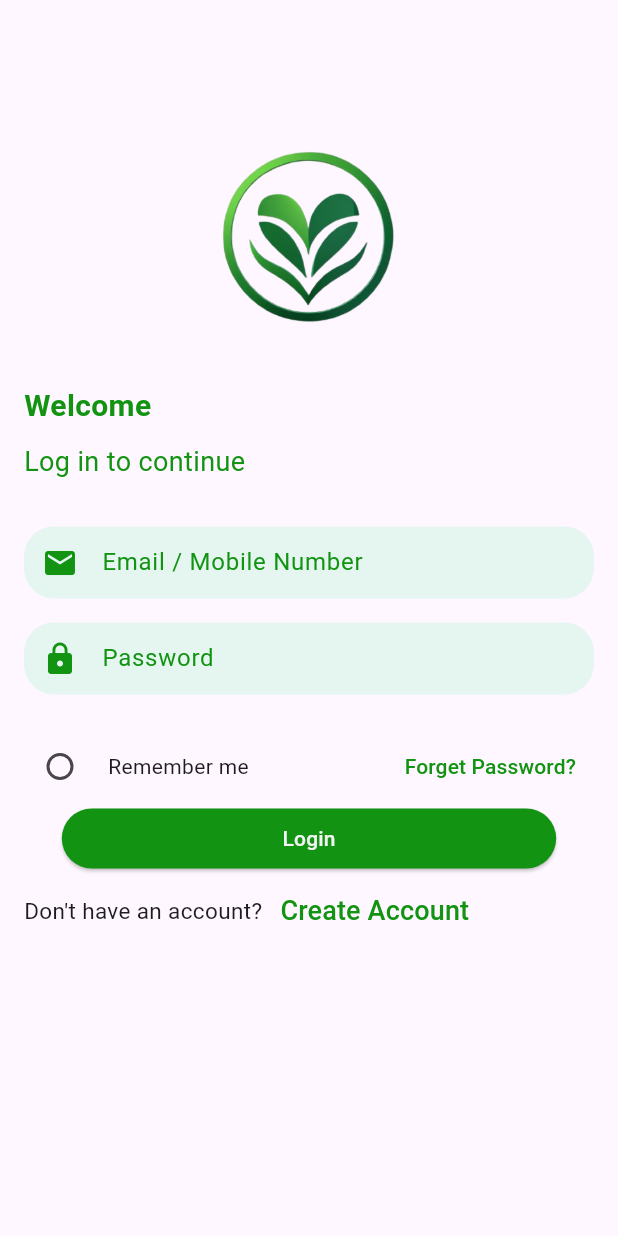
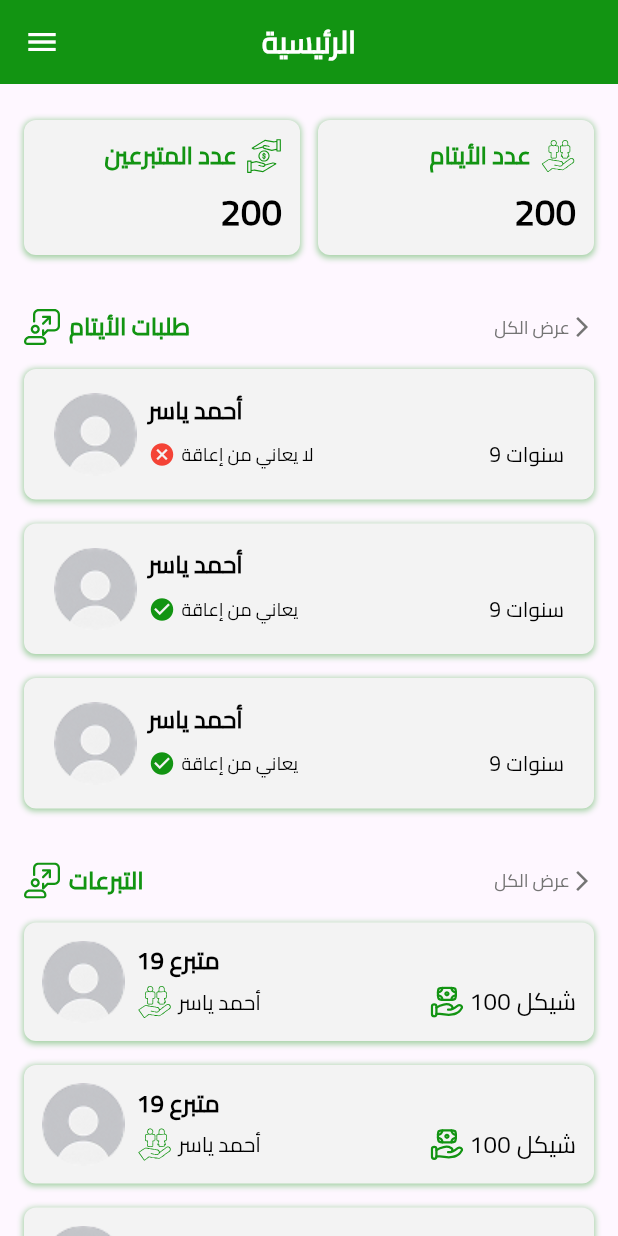
Before and after one commit to MohammedLaham/donationproject, a Flutter app: the screen it shows after launch, on a phone screen of 412 x 824 dp. Run offline on Flutter 3.47's test engine with Material 3 defaults, Android fonts, the light colour scheme and no system bars; our stand-ins replace dotted_border, flutter_otp_text_field, flutter_svg, image_picker.

Commit message:
admin main screen done✅

```diff
--- a/lib/core/color/constant.dart
+++ b/lib/core/color/constant.dart
@@ -4,3 +4,4 @@ const Color primaryColor = Color(0xFF129412);   // اللون الأخضر ال
 const Color secondaryColor = Color(0xFFF3F3F3); // لون فاتح يستخدم غالباً في الخلفيات أو الأزرار
 const Color grayColor = Color(0xFF434040); // لون فاتح يستخدم غالباً في الخلفيات أو الأزرار
 const Color blackColor = Color(0xFF000000); // لون فاتح يستخدم غالباً في الخلفيات أو الأزرار
+const Color lightGreyColor = Color(0xff747474); // لون فاتح يستخدم غالباً في الخلفيات أو الأزرار
--- /dev/null
+++ b/lib/core/font_weight_helper.dart
@@ -0,0 +1,12 @@
+import 'package:flutter/material.dart';
+
+class FontWeightHelper {
+  static const FontWeight thin = FontWeight.w100;
+  static const FontWeight extraLight = FontWeight.w200;
+  static const FontWeight light = FontWeight.w300;
+  static const FontWeight regular = FontWeight.w400;
+  static const FontWeight medium = FontWeight.w500;
+  static const FontWeight semiBold = FontWeight.w600;
+  static const FontWeight bold = FontWeight.w700;
+  static const FontWeight extraBold = FontWeight.w800;
+}
--- /dev/null
+++ b/lib/core/image_helper.dart
@@ -0,0 +1,20 @@
+import 'package:flutter/material.dart';
+import 'package:flutter_svg/flutter_svg.dart';
+
+mixin ImageHelper {
+  Widget AppSvgImage(String svgName,{
+     Color? color,
+     double? width,
+     double? height,
+     BoxFit fit = BoxFit.contain,
+
+  } ){
+    return SvgPicture.asset('assets/images/$svgName.svg',
+      colorFilter: color != null? ColorFilter.mode(color,BlendMode.srcIn):null,
+      width: width,
+      height: height,
+      fit: fit,
+
+    );
+  }
+}
--- /dev/null
+++ b/lib/core/style_helper.dart
@@ -0,0 +1,55 @@
+import 'package:flutter/material.dart';
+
+import 'color/constant.dart';
+import 'font_weight_helper.dart';
+
+class TextStyles {
+  static TextStyle font20WhiteBold = TextStyle(
+    fontSize: 20,
+    fontWeight: FontWeightHelper.bold,
+    color: Colors.white,
+    fontFamily: 'Cairo',
+  );
+  static TextStyle font12GreyRegular = TextStyle(
+    fontSize: 12,
+    fontWeight: FontWeightHelper.regular,
+    color: lightGreyColor,
+    fontFamily: 'Cairo',
+  );
+  static TextStyle font16GreenBold = TextStyle(
+    fontSize: 16,
+    fontWeight: FontWeightHelper.bold,
+    color: primaryColor,
+    fontFamily: 'Cairo',
+  );
+  static TextStyle font24BlackExtraBold = TextStyle(
+    fontSize: 24,
+    fontWeight: FontWeightHelper.extraBold,
+    color: Colors.black,
+    fontFamily: 'Cairo',
+  );
+  static TextStyle font16BlackBold = TextStyle(
+    fontSize: 16,
+    fontWeight: FontWeightHelper.bold,
+    color: Colors.black,
+    fontFamily: 'Cairo',
+  );
+  static TextStyle font16BlackRegular = TextStyle(
+    fontSize: 16,
+    fontWeight: FontWeightHelper.regular,
+    color: Colors.black,
+    fontFamily: 'Cairo',
+  );
+  static TextStyle font12BlackMedium = TextStyle(
+    fontSize: 12,
+    fontWeight: FontWeightHelper.medium,
+    color: Colors.black,
+    fontFamily: 'Cairo',
+  ); static TextStyle font14BlackMedium = TextStyle(
+    fontSize: 14,
+    fontWeight: FontWeightHelper.medium,
+    color: Colors.black,
+    fontFamily: 'Cairo',
+  );
+
+}
--- a/lib/main.dart
+++ b/lib/main.dart
@@ -1,4 +1,4 @@
-import 'package:donationproject/view/screens/sign_in.dart';
+import 'package:donationproject/view/screens/admin/admin_main_screen.dart';
 import 'package:flutter/material.dart';
 
 void main() {
@@ -8,7 +8,6 @@ void main() {
 class MyApp extends StatelessWidget {
   const MyApp({super.key});
 
-  // This widget is the root of your application.
   @override
   Widget build(BuildContext context) {
     return MaterialApp(
@@ -18,7 +17,7 @@ debugShowCheckedModeBanner: false,
 
         colorScheme: ColorScheme.fromSeed(seedColor: Colors.deepPurple),
       ),
-      home:SignIn(),
+      home:AdminMainScreen(),
     );
   }
 }
--- /dev/null
+++ b/lib/view/screens/admin/admin_main_screen.dart
@@ -0,0 +1,202 @@
+import 'package:donationproject/view/screens/admin/widgets/admin_drawer.dart';
+import 'package:donationproject/view/screens/admin/widgets/custom_container.dart';
+import 'package:flutter/material.dart';
+
+import '../../../core/color/constant.dart';
+import '../../../core/image_helper.dart';
+import '../../../core/style_helper.dart';
+
+class AdminMainScreen extends StatefulWidget {
+  const AdminMainScreen({super.key});
+
+  @override
+  State<AdminMainScreen> createState() => _AdminMainScreenState();
+}
+
+class _AdminMainScreenState extends State<AdminMainScreen> with ImageHelper {
+  @override
+  Widget build(BuildContext context) {
+    return Scaffold(
+      appBar: buildAppBar(),
+      drawer: const AdminDrawer(),
+      body: SingleChildScrollView(
+        padding: const EdgeInsets.all(16),
+        child: Column(
+          children: [
+            // Statistics
+            Row(
+              children: [
+                Expanded(child: _buildStatCard('عدد المتبرعين', '200', 'donors')),
+                const SizedBox(width: 12),
+                Expanded(child: _buildStatCard('عدد الأيتام', '200', 'orphans')),
+              ],
+            ),
+            const SizedBox(height: 20),
+
+            //  طلبات الأيتام
+            _buildSectionHeader('طلبات الأيتام', 'request'),
+            _buildOrphanRequestCard('أحمد ياسر', '9 سنوات', false),
+            _buildOrphanRequestCard('أحمد ياسر', '9 سنوات', true),
+            _buildOrphanRequestCard('أحمد ياسر', '9 سنوات', true),
+            const SizedBox(height: 20),
+
+            //  التبرعات
+            _buildSectionHeader('التبرعات', 'request'),
+            _buildDonationCard('متبرع 19', '100 شيكل', 'أحمد ياسر'),
+            _buildDonationCard('متبرع 19', '100 شيكل', 'أحمد ياسر'),
+            _buildDonationCard('متبرع 19', '100 شيكل', 'أحمد ياسر'),
+          ],
+        ),
+      ),
+    );
+  }
+
+  AppBar buildAppBar() {
+    return AppBar(
+      title: Text('الرئيسية', style: TextStyles.font20WhiteBold),
+      centerTitle: true,
+      backgroundColor: primaryColor,
+      iconTheme: const IconThemeData(color: Colors.white),
+    );
+  }
+
+  Widget _buildStatCard(String title, String value, String icon) {
+    return CustomContainer(
+      child: Column(
+        crossAxisAlignment: CrossAxisAlignment.end,
+        mainAxisAlignment: MainAxisAlignment.spaceBetween,
+        children: [
+          Row(
+            mainAxisAlignment: MainAxisAlignment.end,
+            children: [
+              Text(title, style: TextStyles.font16GreenBold),
+              const SizedBox(width: 6),
+              AppSvgImage(icon, color: primaryColor, height: 24, width: 24),
+            ],
+          ),
+          const SizedBox(height: 8),
+          Text(value, style: TextStyles.font24BlackExtraBold),
+        ],
+      ),
+    );
+  }
+
+  Widget _buildSectionHeader(String title, String icon) {
+    return Padding(
+      padding: const EdgeInsets.symmetric(vertical: 8.0),
+      child: Row(
+        mainAxisAlignment: MainAxisAlignment.spaceBetween,
+        children: [
+          Row(
+            children: [
+              AppSvgImage(icon, color: primaryColor, height: 24, width: 24),
+              const SizedBox(width: 6),
+              Text(
+                title,
+                style: TextStyles.font16GreenBold,
+              ),
+            ],
+          ),
+          Spacer(),
+          Text('عرض الكل', style: TextStyles.font12GreyRegular),
+          Icon(Icons.arrow_forward_ios, size: 16, color: lightGreyColor),
+        ],
+      ),
+    );
+  }
+
+  Widget _buildOrphanRequestCard(String name, String age, bool accepted) {
+    return CustomContainer(
+      child: Padding(
+        padding: const EdgeInsets.symmetric(horizontal: 8.0, vertical: 4.0),
+        child: Row(
+          crossAxisAlignment: CrossAxisAlignment.start,
+          children: [
+            Image.asset(
+              'assets/images/person.png',
+              height: 55,
+              width: 55,
+              fit: BoxFit.cover,
+            ),
+            const SizedBox(width: 8),
+            Expanded(
+              child: Column(
+                crossAxisAlignment: CrossAxisAlignment.start,
+                mainAxisAlignment: MainAxisAlignment.spaceBetween,
+                children: [
+                  Text(name, style: TextStyles.font16BlackBold),
+                  const SizedBox(height: 8),
+
+                  Row(
+                    children: [
+                      Icon(
+                        accepted ? Icons.check_circle : Icons.cancel,
+                        color: accepted ? primaryColor : Colors.red,
+                        size: 18,
+                      ),
+                      const SizedBox(width: 4),
+                      Text(
+                        accepted ? 'يعاني من إعاقة' : 'لا يعاني من إعاقة',
+                        style: TextStyles.font12BlackMedium,
+                        overflow: TextOverflow.ellipsis,
+                      ),
+                      Spacer(),
+                      Text(age, style: TextStyles.font14BlackMedium),
+
+                    ],
+                  ),
+                ],
+              ),
+            ),
+          ],
+        ),
+      ),
+    );
+  }
+
+  Widget _buildDonationCard(String donor, String amount, String orphan) {
+    return CustomContainer(
+        child:
+        Row(
+            children:[
+              Image.asset('assets/images/person.png',height: 55, width: 55, fit: BoxFit.cover),
+              SizedBox(width:8),
+              Expanded(
+                child: Column(
+                  crossAxisAlignment: CrossAxisAlignment.start,
+                  mainAxisAlignment: MainAxisAlignment.spaceBetween,
+                  children: [
+                    Text(donor, style: TextStyles.font16BlackBold),
+                    SizedBox(height:4),
+                    Row(
+                      children: [
+                        Row(
+                          children: [
+                            AppSvgImage('orphans'),
+                            SizedBox(width:4),
+                            Text(orphan,
+                              style: TextStyles.font14BlackMedium,
+                            ),
+                          ],
+                        ),
+                        Spacer(),
+                        Row(
+                          children: [
+                            AppSvgImage('amount'),
+                            SizedBox(width:4),
+                            Text(amount,
+                              style: TextStyles.font16BlackRegular,
+                            ),
+                          ],
+                        ),
+                      ],
+                    ),
+                  ],
+                ),
+              ),
+
+            ]
+        )
+    );
+  }
+}
--- /dev/null
+++ b/lib/view/screens/admin/widgets/admin_drawer.dart
@@ -0,0 +1,52 @@
+
+import 'package:flutter/cupertino.dart';
+import 'package:flutter/material.dart';
+
+import '../../../../core/color/constant.dart';
+import '../../../../core/image_helper.dart';
+
+class AdminDrawer extends StatelessWidget with ImageHelper {
+  const AdminDrawer({super.key});
+
+  @override
+  Widget build(BuildContext context) {
+    return Drawer(
+      child: Column(
+        crossAxisAlignment: CrossAxisAlignment.stretch,
+        children: [
+          UserAccountsDrawerHeader(
+            decoration: const BoxDecoration(color: primaryColor),
+            accountName: const Text('مرحباً بك'),
+            accountEmail: const Text('آخر تسجيل دخول منذ 30 دقيقة'),
+            currentAccountPicture: const CircleAvatar(
+              backgroundColor: Colors.white,
+              child: Icon(Icons.person, color: primaryColor),
+            ),
+          ),
+          _buildDrawerItem('home', 'الرئيسية', context, true),
+          _buildDrawerItem('orphans', 'الأيتام', context, false),
+          _buildDrawerItem('donors', 'المتبرعين', context, false),
+          _buildDrawerItem('request', 'طلبات الأيتام', context, false),
+          _buildDrawerItem('request', 'التبرعات', context, false),
+          _buildDrawerItem('notification', 'الإشعارات', context, false),
+          _buildDrawerItem('setting', 'الإعدادات', context, false),
+          _buildDrawerItem('logout', 'تسجيل الخروج', context, false),
+        ],
+      ),
+    );
+  }
+
+  Widget _buildDrawerItem(String icon, String title, BuildContext context, bool active) {
+    return ListTile(
+      leading:  AppSvgImage(icon,color: active ? primaryColor : Colors.black,),
+      title: Text(
+        title,
+        style: TextStyle(
+          color: active ? primaryColor : Colors.black,
+          fontWeight: active ? FontWeight.bold : FontWeight.normal,
+        ),
+      ),
+      onTap: () => Navigator.pop(context),
+    );
+  }
+}
--- /dev/null
+++ b/lib/view/screens/admin/widgets/custom_container.dart
@@ -0,0 +1,33 @@
+import 'package:flutter/material.dart';
+
+import '../../../../core/color/constant.dart';
+
+class CustomContainer extends StatelessWidget {
+  final Widget child;
+  const CustomContainer({
+    super.key, required this.child,
+  });
+
+  @override
+  Widget build(BuildContext context) {
+    return Container(
+      // width: 160,
+      // height: 100,
+      padding: const EdgeInsets.all(12),
+      margin: const EdgeInsets.symmetric(vertical: 8),
+      decoration: BoxDecoration(
+        color: secondaryColor,
+        borderRadius: BorderRadius.circular(8),
+        boxShadow: [
+          BoxShadow(
+            color: primaryColor.withOpacity(0.4) ,
+            blurRadius: 3,
+            spreadRadius: 0.5,
+            offset: const Offset(0, 1),
+          ),
+        ],
+      ),
+      child: child,
+    );
+  }
+}
```
Also changed, not shown: pubspec.yaml (+12 -0 lines), assets/fonts/Cairo-Regular.ttf (added), assets/images/amount.svg (added), assets/images/donors.svg (added), assets/images/home.svg (added), assets/images/logout.svg (added), assets/images/notification.svg (added), assets/images/orphans.svg (added), assets/images/person.png (added), assets/images/request.svg (added), assets/images/setting.svg (added), pubspec.lock.
